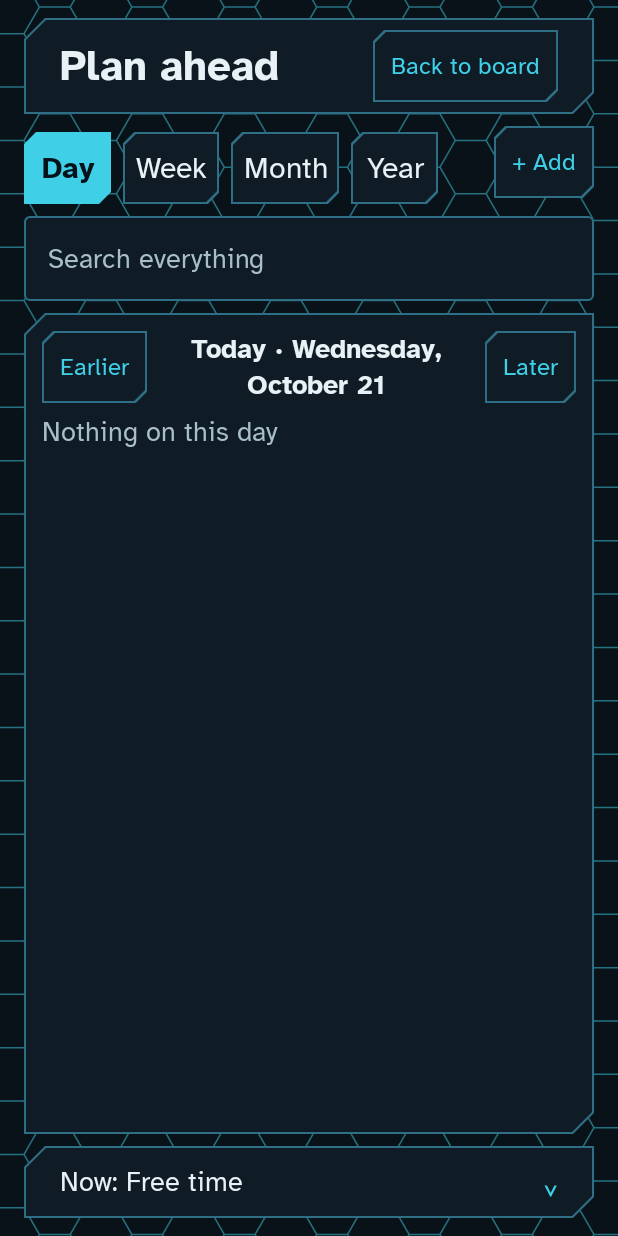
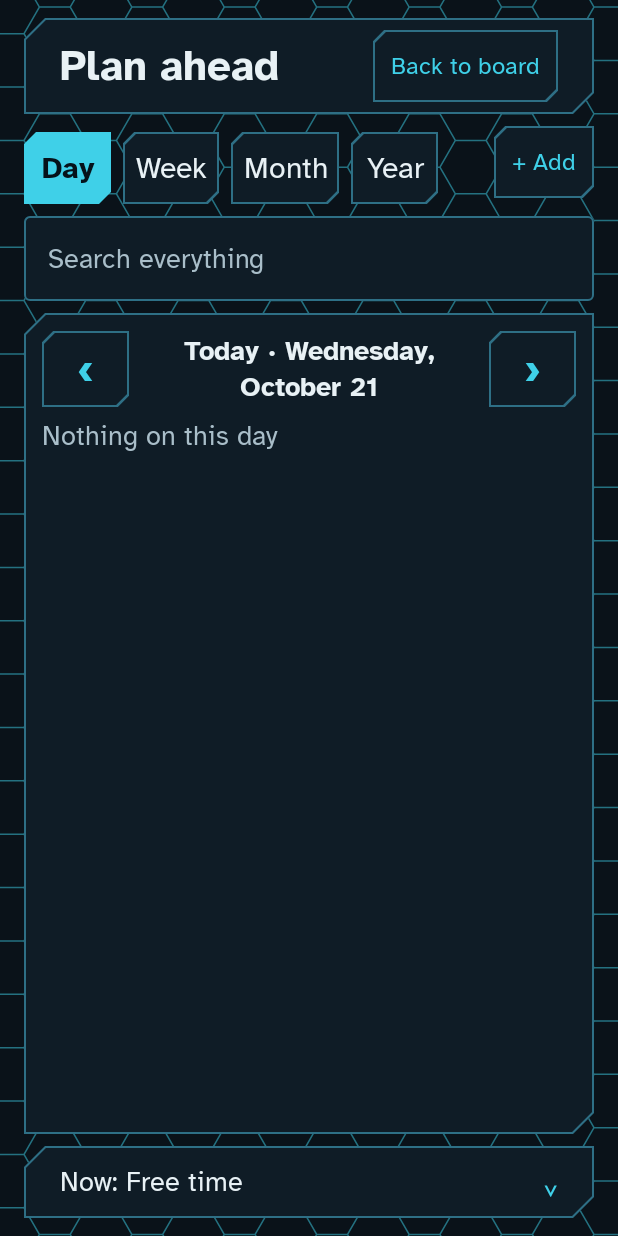
Before and after one commit to FallhammerLord/Initiative_Calendar, an Android app built with Jetpack Compose: the screen it shows after launch (MainActivity), after a tap on an icon or button, on a phone screen of 412 x 824 dp. Run offline under Robolectric (Android 15) with nearby library versions, the phone set to English and light mode, and no system bars; our stand-ins replace Room's generated code; 2 other taps on this screen came first.

Commit message:
Per-look texture, arrow buttons, Apps emblems, honest "only thing"
- Each look keeps its own texture strength, so Sci-fi and glass each stay
  where set.
- Plan ahead's Earlier and Later are ‹ and › buttons (TalkBack still hears
  Earlier and Later), so the date fits on one line.
- The Apps tab shows an emblem, no word: twin chevrons (Sci-fi), a chevron
  (Classic), a rising sun (Deco), a rose window (glass). TalkBack hears Apps.
- "Only thing on the list" only when there's no other open task at all;
  otherwise "First on the list".

Co-Authored-By: Claude Opus 5.5 <noreply@anthropic.com>
Claude-Session: https://claude.ai/code/session_01UqUncHy39EwzRQR8gYQFLp

```diff
--- a/app/src/main/java/net/fallhammer/initiative/data/Prefs.kt
+++ b/app/src/main/java/net/fallhammer/initiative/data/Prefs.kt
@@ -53,10 +53,10 @@ class Prefs(private val context: Context) {
         get() = prefs.getBoolean(ORNAMENTS, true)
         set(value) = prefs.edit().putBoolean(ORNAMENTS, value).apply()
 
-    /** The background pattern's strength, in percent. Half by default. */
-    var texture: Int
-        get() = prefs.getInt(TEXTURE, 50)
-        set(value) = prefs.edit().putInt(TEXTURE, value).apply()
+    /** A look's background pattern strength, in percent; each look keeps its own. Half by default. */
+    fun texture(look: String): Int = prefs.getInt("$TEXTURE.$look", DEFAULT_TEXTURE)
+
+    fun setTexture(look: String, percent: Int) = prefs.edit().putInt("$TEXTURE.$look", percent).apply()
 
     var quiet: QuietSetting
         get() = QuietSetting(
@@ -190,6 +190,7 @@ class Prefs(private val context: Context) {
         const val LOOK = "look"
         const val ORNAMENTS = "ornaments"
         const val TEXTURE = "texture"
+        const val DEFAULT_TEXTURE = 50
         const val ASKED_NOTIFICATIONS = "askedNotifications"
         const val QUIET_ON = "quietOn"
         const val QUIET_START = "quietStart"
--- a/app/src/main/java/net/fallhammer/initiative/ui/Design.kt
+++ b/app/src/main/java/net/fallhammer/initiative/ui/Design.kt
@@ -184,9 +184,10 @@ fun Strip(modifier: Modifier = Modifier, content: @Composable RowScope.() -> Uni
 }
 
 /**
- * The Apps button along the bottom edge: the word, with a chevron, on a tab
- * fixed to a rail that runs the board's width. Each look has its own fixture
- * (see [HandleStyle]); the whole width is the touch target.
+ * The Apps button along the bottom edge: an emblem pointing up, on a tab fixed
+ * to a rail that runs the board's width. Each look has its own fixture and
+ * emblem (see [HandleStyle]); the whole width is the touch target, and
+ * TalkBack hears [label].
  */
 @Composable
 fun AppsHandle(label: String, onClick: () -> Unit, modifier: Modifier = Modifier) {
@@ -204,28 +205,69 @@ fun AppsHandle(label: String, onClick: () -> Unit, modifier: Modifier = Modifier
             .fillMaxWidth()
             .heightIn(min = Tap.min)
             .drawBehind { rail(style, accent, frame) }
-            .clickable(onClickLabel = label, onClick = onClick),
+            .clickable(onClickLabel = label, onClick = onClick)
+            .semantics { contentDescription = label },
         contentAlignment = Alignment.BottomCenter,
     ) {
-        Row(
+        Box(
             Modifier
-                .drawBehind { tab(style, surface, edge, accent, bg, jewels) }
+                .drawBehind { tab(style, surface, edge) }
                 .padding(start = Space.xl, end = Space.xl, top = Space.l, bottom = Space.xs),
-            verticalAlignment = Alignment.CenterVertically,
         ) {
-            Box(
-                Modifier
-                    .size(CHEVRON)
-                    .drawBehind {
-                        val c = Path().apply {
-                            moveTo(0f, size.height * 0.75f)
-                            lineTo(size.width / 2, size.height * 0.25f)
-                            lineTo(size.width, size.height * 0.75f)
-                        }
-                        drawPath(c, accent, style = Stroke(CHEVRON_LINE.toPx()))
-                    },
-            )
-            Text(label, style = Type.label, color = Ink.text, modifier = Modifier.padding(start = Space.s))
+            Box(Modifier.size(EMBLEM_W, EMBLEM_H).drawBehind { emblem(style, accent, bg, jewels) })
+        }
+    }
+}
+
+/**
+ * The Apps tab's emblem, each pointing up: twin chevrons (Sci-fi), one chevron
+ * (Classic), a sun rising over the horizon (Deco), a rose window (glass, whose
+ * tab is itself a pointed arch).
+ */
+private fun DrawScope.emblem(style: HandleStyle, accent: Color, lead: Color, jewels: List<Color>) {
+    val w = size.width
+    val h = size.height
+    val line = CHEVRON_LINE.toPx()
+    fun chevron(top: Float, bottom: Float, half: Float) {
+        val c = Path().apply {
+            moveTo(w / 2 - half, bottom)
+            lineTo(w / 2, top)
+            lineTo(w / 2 + half, bottom)
+        }
+        drawPath(c, accent, style = Stroke(line))
+    }
+    when (style) {
+        HandleStyle.PILL -> chevron(h * 0.2f, h * 0.8f, h * 0.9f)
+        HandleStyle.CLAMP -> {
+            chevron(h * 0.1f, h * 0.5f, h * 0.7f)
+            chevron(h * 0.5f, h * 0.9f, h * 0.7f)
+        }
+        HandleStyle.ZIGGURAT -> {
+            val horizon = h * 0.92f
+            val r = h * 0.42f
+            drawLine(accent, Offset(w * 0.1f, horizon), Offset(w * 0.9f, horizon), line)
+            drawArc(accent, 180f, 180f, useCenter = true, topLeft = Offset(w / 2 - r, horizon - r), size = Size(2 * r, 2 * r))
+            for (k in 0..6) {
+                val a = Math.toRadians(180.0 + 15.0 + 25.0 * k).toFloat()
+                val from = Offset(w / 2 + cos(a) * r * SUN_GAP, horizon + sin(a) * r * SUN_GAP)
+                val to = Offset(w / 2 + cos(a) * h * 1.05f, horizon + sin(a) * h * 1.05f)
+                drawLine(accent, from, to, line / 2)
+            }
+        }
+        HandleStyle.LANCET -> if (jewels.size >= 4) {
+            val r = h / 2
+            val c = Offset(w / 2, h / 2)
+            val box = Size(2 * r, 2 * r)
+            val corner = Offset(c.x - r, c.y - r)
+            for (k in 0 until ROSE_PANES / 2) {
+                val start = 360f * k / (ROSE_PANES / 2) - 90f
+                val sweep = 360f / (ROSE_PANES / 2)
+                drawArc(jewels[k % jewels.size], start, sweep, useCenter = true, topLeft = corner, size = box)
+                drawArc(lead, start, sweep, useCenter = true, topLeft = corner, size = box, style = Stroke(Hairline.toPx()))
+            }
+            drawCircle(lead, radius = r * ROSE_HEART, center = c)
+            drawCircle(accent, radius = r * ROSE_HEART, center = c, style = Stroke(Hairline.toPx()))
+            drawCircle(accent, radius = r, center = c, style = Stroke(RAIL_LINE.toPx()))
         }
     }
 }
@@ -269,8 +311,8 @@ private fun DrawScope.rail(style: HandleStyle, accent: Color, frame: Color) {
     }
 }
 
-/** The Apps tab itself, drawn around its word and chevron. */
-private fun DrawScope.tab(style: HandleStyle, fill: Color, edge: Color, accent: Color, lead: Color, jewels: List<Color>) {
+/** The Apps tab itself, drawn around its emblem. */
+private fun DrawScope.tab(style: HandleStyle, fill: Color, edge: Color) {
     val w = size.width
     val h = size.height
     val line = RAIL_LINE.toPx()
@@ -315,32 +357,13 @@ private fun DrawScope.tab(style: HandleStyle, fill: Color, edge: Color, accent:
     }
     drawPath(shape, fill)
     drawPath(shape, edge, style = Stroke(line))
-    when (style) {
-        // A small sun rising over the word.
-        HandleStyle.ZIGGURAT -> {
-            val c = Offset(w / 2, TAB_TOP.toPx() + SUN.toPx())
-            for (k in 0..4) {
-                val a = Math.toRadians(180.0 + 30.0 + 30.0 * k).toFloat()
-                drawLine(accent, c, Offset(c.x + cos(a) * SUN.toPx(), c.y + sin(a) * SUN.toPx()), Hairline.toPx())
-            }
-        }
-        // A small rose of four panes in the arch's head.
-        HandleStyle.LANCET -> if (jewels.size >= 4) {
-            val r = ROSE.toPx()
-            val c = Offset(w / 2, r + Space.xs.toPx())
-            for (k in 0..3) {
-                drawArc(jewels[k], 90f * k - 90f, 90f, useCenter = true, topLeft = Offset(c.x - r, c.y - r), size = Size(2 * r, 2 * r))
-                drawArc(lead, 90f * k - 90f, 90f, useCenter = true, topLeft = Offset(c.x - r, c.y - r), size = Size(2 * r, 2 * r), style = Stroke(Hairline.toPx()))
-            }
-            drawCircle(accent, radius = r, center = c, style = Stroke(Hairline.toPx()))
-        }
-        else -> Unit
-    }
 }
 
-// The Apps handle: its chevron, rail, and tab.
-private val CHEVRON = 16.dp
+// The Apps handle: its emblem, rail, and tab.
+private val EMBLEM_W = 56.dp
+private val EMBLEM_H = 24.dp
 private val CHEVRON_LINE = 3.dp
+private const val SUN_GAP = 1.25f
 private val RAIL_LINE = 2.dp
 private val RAIL_INSET = 3.dp
 private val RAIL_STEP = 18.dp
@@ -350,8 +373,6 @@ private const val FLUTES = 3
 private val FLUTE_GAP = 4.dp
 private val TAB_TOP = 4.dp
 private val TAB_LEAN = 12.dp
-private val SUN = 7.dp
-private val ROSE = 6.dp
 private const val LANCET_SIDE = 0.45f
 private const val ARCH_PULL_TAB = 0.3f
 
@@ -678,6 +699,20 @@ fun QuietButton(label: String, onClick: () -> Unit, modifier: Modifier = Modifie
     }
 }
 
+/** A small arrow button, such as Earlier and Later: the [mark] shown, the [label] spoken. */
+@Composable
+fun ArrowButton(mark: String, label: String, onClick: () -> Unit, modifier: Modifier = Modifier) {
+    TextButton(
+        onClick = onClick,
+        modifier = modifier.heightIn(min = Tap.min).semantics { contentDescription = label },
+        shape = LocalLook.current.buttonShape,
+        border = BorderStroke(Hairline, Ink.frame),
+        colors = ButtonDefaults.textButtonColors(containerColor = Ink.surface),
+    ) {
+        Text(mark, style = Type.title, color = Ink.accent, modifier = Modifier.clearAndSetSemantics { })
+    }
+}
+
 private val ButtonPadding = PaddingValues(horizontal = Space.s, vertical = Space.s)
 
 @Composable
--- a/app/src/main/java/net/fallhammer/initiative/ui/LogScreen.kt
+++ b/app/src/main/java/net/fallhammer/initiative/ui/LogScreen.kt
@@ -133,7 +133,7 @@ fun LogScreen(
         Card(Modifier.weight(1f), inner = Space.m) {
             if (results == null) {
                 Row(Modifier.fillMaxWidth(), verticalAlignment = Alignment.CenterVertically) {
-                    QuietButton(stringResource(R.string.log_earlier), { model.page(-1) }, color = Ink.accent)
+                    ArrowButton(stringResource(R.string.log_earlier_mark), stringResource(R.string.log_earlier), { model.page(-1) })
                     Text(
                         periodTitle(view),
                         style = Type.bodySmall.copy(fontWeight = FontWeight.Bold),
@@ -141,7 +141,7 @@ fun LogScreen(
                         textAlign = TextAlign.Center,
                         modifier = Modifier.weight(1f).semantics { heading() },
                     )
-                    QuietButton(stringResource(R.string.log_later), { model.page(1) }, color = Ink.accent)
+                    ArrowButton(stringResource(R.string.log_later_mark), stringResource(R.string.log_later), { model.page(1) })
                 }
             }
             LazyColumn(Modifier.weight(1f).fillMaxWidth(), verticalArrangement = Arrangement.spacedBy(Space.xs)) {
--- a/app/src/main/res/values/strings.xml
+++ b/app/src/main/res/values/strings.xml
@@ -266,6 +266,8 @@
     <string name="log_year">Year</string>
     <string name="log_search">Search everything</string>
     <string name="log_earlier">Earlier</string>
+    <string name="log_earlier_mark">‹</string>
+    <string name="log_later_mark">›</string>
     <string name="log_later">Later</string>
     <string name="log_today">Today · %1$s</string>
     <string name="log_empty_day">Nothing on this day</string>
```
Also changed, not shown: app/src/main/java/net/fallhammer/initiative/ui/SettingsModel.kt (+8 -4 lines), core/src/main/kotlin/initiative/core/Placement.kt (+5 -4 lines), 2 other files.
